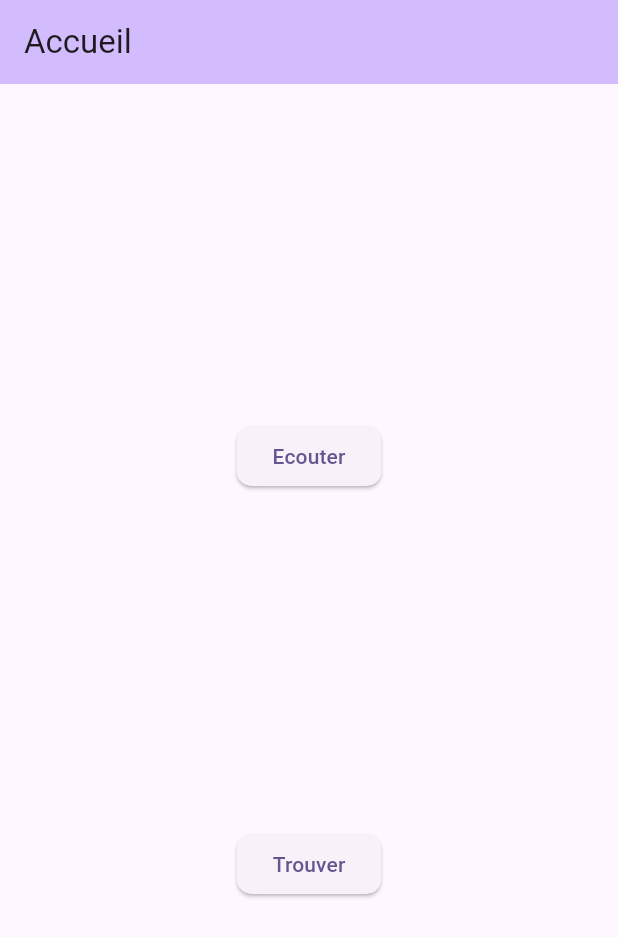
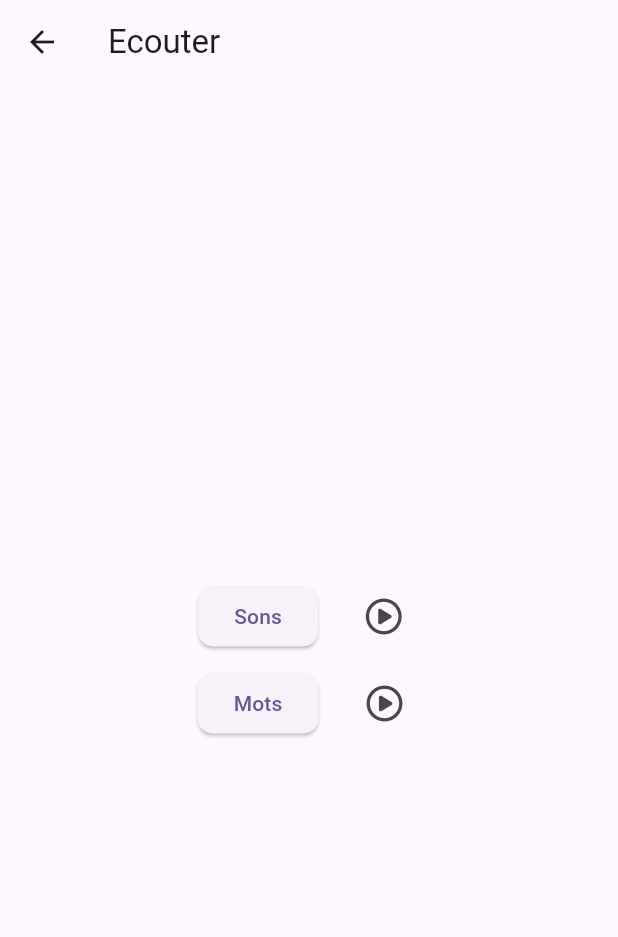
Before and after one commit to loloof64/EntrainementLecture, a Flutter app: the screen it shows after launch, after a tap on "Ecouter", on a phone screen of 412 x 824 dp. Shown: the top 937 px of the screen. Run offline on Flutter 3.47's test engine with Material 2 defaults, Android fonts, the light colour scheme and no system bars; our stand-ins replace font_awesome_flutter; missing offline and left inert: minisound.

Commit message:
started the listen screen

```diff
--- a/lib/main.dart
+++ b/lib/main.dart
@@ -1,6 +1,6 @@
-import 'package:entrainement_lecture/widgets/beautiful_button.dart';
+import 'package:entrainement_lecture/screens/listen_menu.dart';
+import 'package:entrainement_lecture/widgets/menu_button.dart';
 import 'package:flutter/material.dart';
-import 'package:minisound/minisound.dart';
 
 void main() {
   runApp(const MyApp());
@@ -9,7 +9,7 @@
 class MyApp extends StatelessWidget {
   const MyApp({super.key});
 
- @override
+  @override
   Widget build(BuildContext context) {
     return MaterialApp(
       title: 'Entrainement à la lecture',
@@ -30,26 +30,6 @@
 }
 
 class _MyHomePageState extends State<MyHomePage> {
-
-  final _soundEngine = Engine();
-
-  @override
-  void initState() {
-    _initSoundEngine();
-    super.initState();
-  }
-
-  void _initSoundEngine() async {
-    await _soundEngine.init();
-  }
-
-
-  void _playSound(String assetSoundPath) async {
-    final sound = await _soundEngine.loadSoundAsset(assetSoundPath);
-    await _soundEngine.start();
-    sound.play();
-  }
-
   @override
   Widget build(BuildContext context) {
     return Scaffold(
@@ -59,15 +39,26 @@
       ),
       body: Center(
         child: Column(
-          mainAxisAlignment: MainAxisAlignment.spaceEvenly,
+          mainAxisAlignment: MainAxisAlignment.center,
           children: <Widget>[
-            BeautifulButtonWidget(
+            MenuButtonWidget(
               caption: 'Ecouter',
-              action: () => _playSound('assets/sounds/ecouter.mp3'),
+              soundAssetPath: 'assets/sounds/ecouter.mp3',
+              onNavigation: () {
+                Navigator.of(context).push(
+                  MaterialPageRoute(builder: (ctx2) {
+                    return const ListenMenuScreen();
+                  }),
+                );
+              },
             ),
-            BeautifulButtonWidget(
+            const SizedBox(
+              height: 10.0,
+            ),
+            MenuButtonWidget(
               caption: 'Trouver',
-              action: () => _playSound('assets/sounds/trouver.mp3'),
+              soundAssetPath: 'assets/sounds/trouver.mp3',
+              onNavigation: () {},
             ),
           ],
         ),
--- /dev/null
+++ b/lib/screens/listen_menu.dart
@@ -0,0 +1,33 @@
+import 'package:entrainement_lecture/widgets/menu_button.dart';
+import 'package:flutter/material.dart';
+
+class ListenMenuScreen extends StatelessWidget {
+  const ListenMenuScreen({super.key});
+
+  @override
+  Widget build(BuildContext context) {
+    return Scaffold(
+      appBar: AppBar(
+        title: const Text('Ecouter'),
+      ),
+      body: Column(
+        mainAxisAlignment: MainAxisAlignment.center,
+        children: [
+          MenuButtonWidget(
+            caption: 'Sons',
+            soundAssetPath: 'assets/sounds/son.mp3',
+            onNavigation: () {},
+          ),
+          const SizedBox(
+            height: 10.0,
+          ),
+          MenuButtonWidget(
+            caption: 'Mots',
+            soundAssetPath: 'assets/sounds/mot.mp3',
+            onNavigation: () {},
+          ),
+        ],
+      ),
+    );
+  }
+}
--- /dev/null
+++ b/lib/widgets/menu_button.dart
@@ -0,0 +1,59 @@
+import 'package:entrainement_lecture/widgets/beautiful_button.dart';
+import 'package:flutter/material.dart';
+import 'package:minisound/minisound.dart';
+import 'package:font_awesome_flutter/font_awesome_flutter.dart';
+
+
+class MenuButtonWidget extends StatefulWidget {
+  final String caption;
+  final String soundAssetPath;
+  final void Function() onNavigation;
+
+
+  const MenuButtonWidget({
+    super.key,
+    required this.caption,
+    required this.soundAssetPath,
+    required this.onNavigation,
+  });
+
+  @override
+  State<MenuButtonWidget> createState() => _MenuButtonWidgetState();
+}
+
+class _MenuButtonWidgetState extends State<MenuButtonWidget> {
+  final _soundEngine = Engine();
+
+  @override
+  void initState() {
+    _initSoundEngine();
+    super.initState();
+  }
+
+  void _initSoundEngine() async {
+    await _soundEngine.init();
+  }
+
+  void _playSound() async {
+    final sound = await _soundEngine.loadSoundAsset(widget.soundAssetPath);
+    await _soundEngine.start();
+    sound.play();
+  }
+
+  @override
+  Widget build(BuildContext context) {
+    return Row(
+      mainAxisAlignment: MainAxisAlignment.center,
+      children: [
+        BeautifulButtonWidget(caption: widget.caption, action: widget.onNavigation),
+        const SizedBox(
+          width: 20.0,
+        ),
+        IconButton(
+          onPressed: _playSound,
+          icon: const FaIcon(FontAwesomeIcons.circlePlay,),
+        ),
+      ],
+    );
+  }
+}
--- a/pubspec.yaml
+++ b/pubspec.yaml
@@ -36,6 +36,7 @@ dependencies:
   # Use with the CupertinoIcons class for iOS style icons.
   cupertino_icons: ^1.0.2
   minisound: ^1.2.0
+  font_awesome_flutter: ^10.5.0
 
 dev_dependencies:
   flutter_test:
```
Also changed, not shown: pubspec.lock, 2 other files.
